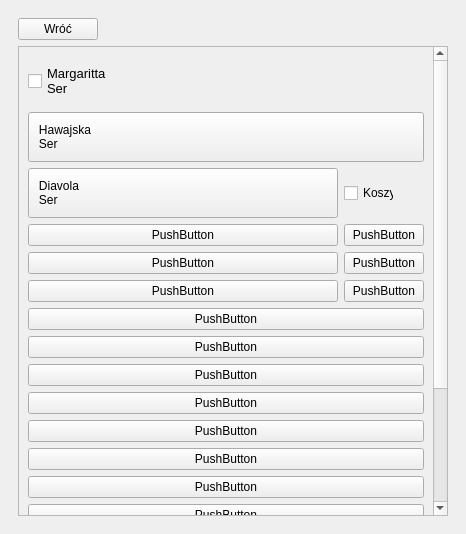
KrzysztofBuda/LaPizza, file mainwindow.ui: the form before one commit.
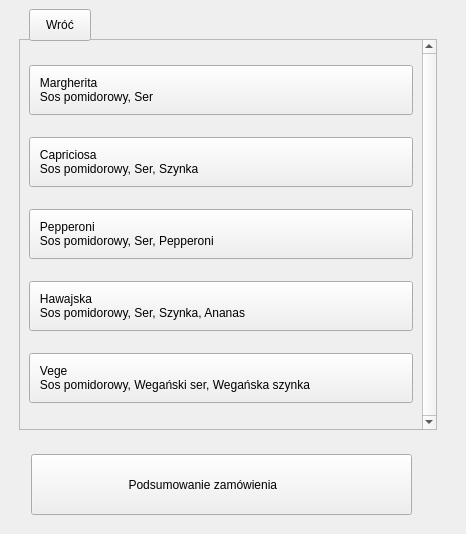
The form after the commit. The open tabs and pages were chosen to show the change.

Patch:
```diff
--- a/mainwindow.ui
+++ b/mainwindow.ui
@@ -13,6 +13,15 @@
   <property name="windowTitle">
    <string>MainWindow</string>
   </property>
+  <property name="windowOpacity">
+   <double>1.000000000000000</double>
+  </property>
+  <property name="toolTipDuration">
+   <number>-1</number>
+  </property>
+  <property name="tabShape">
+   <enum>QTabWidget::Rounded</enum>
+  </property>
   <widget class="QWidget" name="centralwidget">
    <layout class="QGridLayout" name="gridLayout">
     <item row="0" column="1">
@@ -137,9 +146,15 @@
        </widget>
       </widget>
       <widget class="QWidget" name="menu">
-       <layout class="QFormLayout" name="formLayout">
-        <item row="1" column="0" colspan="2">
          <widget class="QScrollArea" name="scrollArea">
+        <property name="geometry">
+         <rect>
+          <x>10</x>
+          <y>30</y>
+          <width>418</width>
+          <height>391</height>
+         </rect>
+        </property>
           <property name="verticalScrollBarPolicy">
            <enum>Qt::ScrollBarAlwaysOn</enum>
           </property>
@@ -154,56 +169,11 @@
             <rect>
              <x>0</x>
              <y>0</y>
-             <width>426</width>
-             <height>750</height>
-            </rect>
-           </property>
-           <layout class="QGridLayout" name="gridLayout_3">
-            <item row="0" column="0">
+           <width>400</width>
+           <height>389</height>
+          </rect>
+         </property>
              <layout class="QVBoxLayout" name="verticalLayout">
-              <item>
-               <widget class="QCheckBox" name="checkBox_3">
-                <property name="minimumSize">
-                 <size>
-                  <width>0</width>
-                  <height>50</height>
-                 </size>
-                </property>
-                <property name="font">
-                 <font>
-                  <pointsize>10</pointsize>
-                  <weight>50</weight>
-                  <italic>false</italic>
-                  <bold>false</bold>
-                 </font>
-                </property>
-                <property name="contextMenuPolicy">
-                 <enum>Qt::NoContextMenu</enum>
-                </property>
-                <property name="whatsThis">
-                 <string/>
-                </property>
-                <property name="layoutDirection">
-                 <enum>Qt::LeftToRight</enum>
-                </property>
-                <property name="styleSheet">
-                 <string notr="true"/>
-                </property>
-                <property name="inputMethodHints">
-                 <set>Qt::ImhNone</set>
-                </property>
-                <property name="text">
-                 <string>Margaritta
-Ser</string>
-                </property>
-                <property name="checked">
-                 <bool>false</bool>
-                </property>
-                <property name="tristate">
-                 <bool>false</bool>
-                </property>
-               </widget>
-              </item>
               <item>
                <widget class="QPushButton" name="pushButton_9">
                 <property name="sizePolicy">
@@ -234,197 +204,261 @@
                  <set>Qt::ImhNone</set>
                 </property>
                 <property name="text">
+             <string>   Margherita
+   Sos pomidorowy, Ser</string>
+            </property>
+           </widget>
+          </item>
+          <item>
+           <widget class="QPushButton" name="pushButton_10">
+            <property name="sizePolicy">
+             <sizepolicy hsizetype="Minimum" vsizetype="Fixed">
+              <horstretch>0</horstretch>
+              <verstretch>0</verstretch>
+             </sizepolicy>
+            </property>
+            <property name="minimumSize">
+             <size>
+              <width>375</width>
+              <height>50</height>
+             </size>
+            </property>
+            <property name="focusPolicy">
+             <enum>Qt::StrongFocus</enum>
+            </property>
+            <property name="layoutDirection">
+             <enum>Qt::LeftToRight</enum>
+            </property>
+            <property name="autoFillBackground">
+             <bool>false</bool>
+            </property>
+            <property name="styleSheet">
+             <string notr="true">text-align: left;</string>
+            </property>
+            <property name="inputMethodHints">
+             <set>Qt::ImhNone</set>
+            </property>
+            <property name="text">
+             <string>   Capriciosa
+   Sos pomidorowy, Ser, Szynka</string>
+            </property>
+           </widget>
+          </item>
+          <item>
+           <widget class="QPushButton" name="pushButton_11">
+            <property name="sizePolicy">
+             <sizepolicy hsizetype="Minimum" vsizetype="Fixed">
+              <horstretch>0</horstretch>
+              <verstretch>0</verstretch>
+             </sizepolicy>
+            </property>
+            <property name="minimumSize">
+             <size>
+              <width>375</width>
+              <height>50</height>
+             </size>
+            </property>
+            <property name="focusPolicy">
+             <enum>Qt::StrongFocus</enum>
+            </property>
+            <property name="layoutDirection">
+             <enum>Qt::LeftToRight</enum>
+            </property>
+            <property name="autoFillBackground">
+             <bool>false</bool>
+            </property>
+            <property name="styleSheet">
+             <string notr="true">text-align: left;</string>
+            </property>
+            <property name="inputMethodHints">
+             <set>Qt::ImhNone</set>
+            </property>
+            <property name="text">
+             <string>   Pepperoni
+   Sos pomidorowy, Ser, Pepperoni</string>
+            </property>
+           </widget>
+          </item>
+          <item>
+           <widget class="QPushButton" name="pushButton_12">
+            <property name="sizePolicy">
+             <sizepolicy hsizetype="Minimum" vsizetype="Fixed">
+              <horstretch>0</horstretch>
+              <verstretch>0</verstretch>
+             </sizepolicy>
+            </property>
+            <property name="minimumSize">
+             <size>
+              <width>375</width>
+              <height>50</height>
+             </size>
+            </property>
+            <property name="focusPolicy">
+             <enum>Qt::StrongFocus</enum>
+            </property>
+            <property name="layoutDirection">
+             <enum>Qt::LeftToRight</enum>
+            </property>
+            <property name="autoFillBackground">
+             <bool>false</bool>
+            </property>
+            <property name="styleSheet">
+             <string notr="true">text-align: left;</string>
+            </property>
+            <property name="inputMethodHints">
+             <set>Qt::ImhNone</set>
+            </property>
+            <property name="text">
                  <string>   Hawajska
-   Ser</string>
+   Sos pomidorowy, Ser, Szynka, Ananas</string>
                 </property>
                </widget>
               </item>
               <item>
-               <layout class="QGridLayout" name="gridLayout_6">
-                <item row="0" column="0">
-                 <widget class="QPushButton" name="pushButton_14">
-                  <property name="minimumSize">
-                   <size>
-                    <width>300</width>
-                    <height>50</height>
-                   </size>
-                  </property>
-                  <property name="styleSheet">
-                   <string notr="true">text-align: left;</string>
-                  </property>
-                  <property name="text">
-                   <string>   Diavola
-   Ser</string>
-                  </property>
-                 </widget>
-                </item>
-                <item row="0" column="1">
-                 <widget class="QCheckBox" name="checkBox_18">
-                  <property name="maximumSize">
-                   <size>
-                    <width>50</width>
-                    <height>16777215</height>
-                   </size>
-                  </property>
-                  <property name="accessibleName">
-                   <string>0</string>
-                  </property>
-                  <property name="text">
-                   <string>Koszyk</string>
-                  </property>
-                 </widget>
-                </item>
-                <item row="1" column="0">
-                 <widget class="QPushButton" name="pushButton_3">
-                  <property name="text">
-                   <string>PushButton</string>
-                  </property>
-                 </widget>
-                </item>
-                <item row="1" column="1">
-                 <widget class="QPushButton" name="pushButton_19">
-                  <property name="text">
-                   <string>PushButton</string>
-                  </property>
-                 </widget>
-                </item>
-                <item row="2" column="0">
-                 <widget class="QPushButton" name="pushButton_17">
-                  <property name="text">
-                   <string>PushButton</string>
-                  </property>
-                 </widget>
-                </item>
-                <item row="2" column="1">
                  <widget class="QPushButton" name="pushButton_13">
-                  <property name="text">
-                   <string>PushButton</string>
-                  </property>
-                 </widget>
-                </item>
-                <item row="3" column="0">
-                 <widget class="QPushButton" name="pushButton_16">
-                  <property name="text">
-                   <string>PushButton</string>
-                  </property>
-                 </widget>
-                </item>
-                <item row="3" column="1">
-                 <widget class="QPushButton" name="pushButton_12">
-                  <property name="text">
-                   <string>PushButton</string>
-                  </property>
-                 </widget>
-                </item>
-               </layout>
-              </item>
-              <item>
-               <widget class="QPushButton" name="pushButton_15">
-                <property name="text">
-                 <string>PushButton</string>
-                </property>
-               </widget>
-              </item>
-              <item>
-               <widget class="QPushButton" name="pushButton_11">
-                <property name="text">
-                 <string>PushButton</string>
-                </property>
-               </widget>
-              </item>
-              <item>
-               <widget class="QPushButton" name="pushButton_10">
-                <property name="text">
-                 <string>PushButton</string>
-                </property>
-               </widget>
-              </item>
-              <item>
-               <widget class="QPushButton" name="pushButton_21">
-                <property name="text">
-                 <string>PushButton</string>
-                </property>
-               </widget>
-              </item>
-              <item>
-               <widget class="QPushButton" name="pushButton_23">
+            <property name="sizePolicy">
+             <sizepolicy hsizetype="Minimum" vsizetype="Fixed">
+              <horstretch>0</horstretch>
+              <verstretch>0</verstretch>
+             </sizepolicy>
+            </property>
+            <property name="minimumSize">
+             <size>
+              <width>375</width>
+              <height>50</height>
+             </size>
+            </property>
+            <property name="focusPolicy">
+             <enum>Qt::StrongFocus</enum>
+            </property>
+            <property name="layoutDirection">
+             <enum>Qt::LeftToRight</enum>
+            </property>
+            <property name="autoFillBackground">
+             <bool>false</bool>
+            </property>
+            <property name="styleSheet">
+             <string notr="true">text-align: left;</string>
+            </property>
+            <property name="inputMethodHints">
+             <set>Qt::ImhNone</set>
+            </property>
                 <property name="text">
-                 <string>PushButton</string>
+             <string>   Vege
+   Sos pomidorowy, Wegański ser, Wegańska szynka</string>
                 </property>
                </widget>
               </item>
-              <item>
-               <widget class="QPushButton" name="pushButton_22">
-                <property name="text">
-                 <string>PushButton</string>
-                </property>
-               </widget>
-              </item>
-              <item>
-               <widget class="QPushButton" name="pushButton_7">
-                <property name="text">
-                 <string>PushButton</string>
-                </property>
-               </widget>
-              </item>
-              <item>
-               <widget class="QPushButton" name="pushButton_20">
-                <property name="text">
-                 <string>PushButton</string>
-                </property>
-               </widget>
-              </item>
-              <item>
-               <widget class="QPushButton" name="pushButton_6">
-                <property name="text">
-                 <string>PushButton</string>
-                </property>
-               </widget>
-              </item>
-              <item>
-               <widget class="QPushButton" name="pushButton_18">
-                <property name="text">
-                 <string>PushButton</string>
-                </property>
-               </widget>
-              </item>
-              <item>
-               <widget class="QPushButton" name="pushButton_8">
-                <property name="text">
-                 <string>PushButton</string>
-                </property>
-               </widget>
-              </item>
-              <item>
-               <widget class="QPushButton" name="pushButton_5">
-                <property name="text">
-                 <string>PushButton</string>
-                </property>
-               </widget>
-              </item>
-              <item>
-               <widget class="QPushButton" name="pushButton_4">
-                <property name="text">
-                 <string>PushButton</string>
-                </property>
-               </widget>
-              </item>
-             </layout>
-            </item>
-           </layout>
-          </widget>
-         </widget>
-        </item>
-        <item row="0" column="0">
+         </layout>
+        </widget>
+       </widget>
          <widget class="QPushButton" name="wrocButton">
+        <property name="geometry">
+         <rect>
+          <x>20</x>
+          <y>0</y>
+          <width>62</width>
+          <height>32</height>
+         </rect>
+        </property>
           <property name="text">
            <string>Wróć</string>
           </property>
          </widget>
-        </item>
-       </layout>
-      </widget>
-      <widget class="QWidget" name="page_3"/>
+       <widget class="QPushButton" name="podsumowanieButton">
+        <property name="geometry">
+         <rect>
+          <x>22</x>
+          <y>445</y>
+          <width>381</width>
+          <height>61</height>
+         </rect>
+        </property>
+        <property name="sizePolicy">
+         <sizepolicy hsizetype="Minimum" vsizetype="Fixed">
+          <horstretch>0</horstretch>
+          <verstretch>0</verstretch>
+         </sizepolicy>
+        </property>
+        <property name="minimumSize">
+         <size>
+          <width>375</width>
+          <height>50</height>
+         </size>
+        </property>
+        <property name="focusPolicy">
+         <enum>Qt::StrongFocus</enum>
+        </property>
+        <property name="statusTip">
+         <string/>
+        </property>
+        <property name="layoutDirection">
+         <enum>Qt::LeftToRight</enum>
+        </property>
+        <property name="autoFillBackground">
+         <bool>false</bool>
+        </property>
+        <property name="styleSheet">
+         <string notr="true">text-align: left;</string>
+        </property>
+        <property name="inputMethodHints">
+         <set>Qt::ImhNone</set>
+        </property>
+        <property name="text">
+         <string>                             Podsumowanie zamówienia</string>
+        </property>
+        <property name="checkable">
+         <bool>false</bool>
+        </property>
+        <property name="checked">
+         <bool>false</bool>
+        </property>
+        <property name="autoRepeat">
+         <bool>false</bool>
+        </property>
+       </widget>
+      </widget>
+      <widget class="QWidget" name="Podsumowanie">
+       <widget class="QPushButton" name="pushButton_3">
+        <property name="geometry">
+         <rect>
+          <x>20</x>
+          <y>370</y>
+          <width>411</width>
+          <height>61</height>
+         </rect>
+        </property>
+        <property name="text">
+         <string>Usuń z zamówienia</string>
+        </property>
+       </widget>
+       <widget class="QPushButton" name="pushButton_4">
+        <property name="geometry">
+         <rect>
+          <x>20</x>
+          <y>430</y>
+          <width>411</width>
+          <height>61</height>
+         </rect>
+        </property>
+        <property name="text">
+         <string>Przejdź do płatności</string>
+        </property>
+       </widget>
+       <widget class="QPushButton" name="pushButton_5">
+        <property name="geometry">
+         <rect>
+          <x>0</x>
+          <y>0</y>
+          <width>81</width>
+          <height>31</height>
+         </rect>
+        </property>
+        <property name="text">
+         <string>wróć</string>
+        </property>
+       </widget>
+      </widget>
       <widget class="QWidget" name="page_4"/>
       <widget class="QWidget" name="page_5"/>
       <widget class="QWidget" name="page_6"/>
```
Left out of the diff: 45 changed lines with no effect on the pictures. Lines whose indentation alone changed are shown as unchanged.
